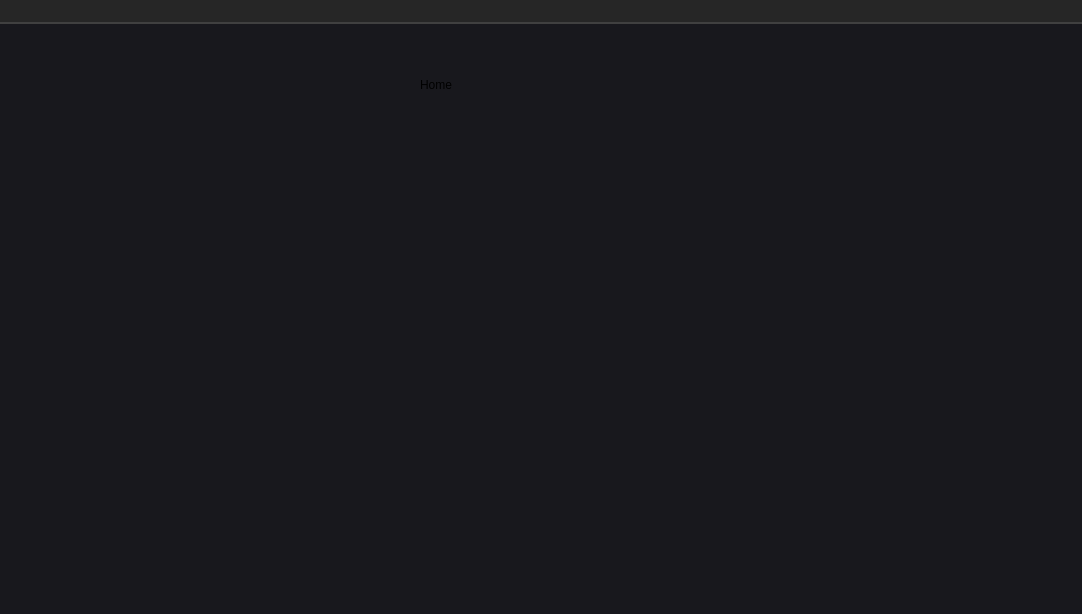
Above: UI/UI_base.ui from VictorGorgal/ErgonomicChair before the change. Below: the same form after it.
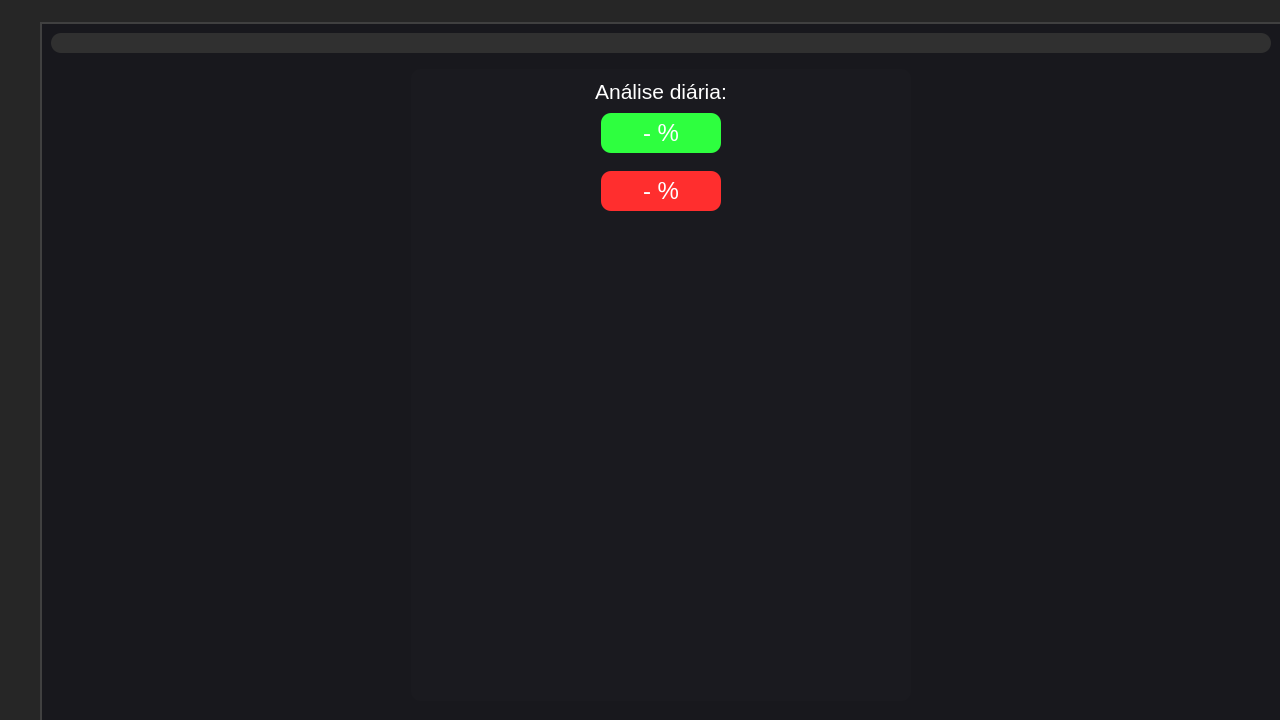
That is the form after the change. The open tabs and pages were chosen to show the change. Icons and pictures are not drawn.

What changed in the file:
```diff
--- a/UI/UI_base.ui
+++ b/UI/UI_base.ui
@@ -6,16 +6,28 @@
    <rect>
     <x>0</x>
     <y>0</y>
-    <width>1082</width>
-    <height>614</height>
+    <width>1280</width>
+    <height>720</height>
    </rect>
   </property>
+  <property name="minimumSize">
+   <size>
+    <width>1280</width>
+    <height>720</height>
+   </size>
+  </property>
   <property name="windowTitle">
    <string>MainWindow</string>
   </property>
   <property name="styleSheet">
    <string notr="true">background-color: rgb(24,24,29);</string>
   </property>
+  <property name="tabShape">
+   <enum>QTabWidget::Rounded</enum>
+  </property>
+  <property name="dockNestingEnabled">
+   <bool>false</bool>
+  </property>
   <widget class="QWidget" name="centralwidget">
    <layout class="QVBoxLayout" name="verticalLayout">
     <property name="spacing">
@@ -213,7 +225,7 @@
          </property>
          <property name="maximumSize">
           <size>
-           <width>0</width>
+           <width>48</width>
            <height>1000</height>
           </size>
          </property>
@@ -302,7 +314,7 @@
                 </size>
                </property>
                <property name="autoFillBackground">
-                <bool>false</bool>
+                <bool>true</bool>
                </property>
                <property name="styleSheet">
                 <string notr="true">QPushButton {
@@ -327,6 +339,12 @@
                  <height>32</height>
                 </size>
                </property>
+               <property name="checkable">
+                <bool>false</bool>
+               </property>
+               <property name="checked">
+                <bool>false</bool>
+               </property>
                <property name="autoDefault">
                 <bool>false</bool>
                </property>
@@ -580,19 +598,302 @@
              <number>3</number>
             </property>
             <widget class="QWidget" name="home_page">
-             <widget class="QLabel" name="label">
-              <property name="geometry">
-               <rect>
-                <x>420</x>
-                <y>40</y>
-                <width>191</width>
-                <height>41</height>
-               </rect>
-              </property>
-              <property name="text">
-               <string>Home</string>
-              </property>
-             </widget>
+             <layout class="QVBoxLayout" name="verticalLayout_5">
+              <item>
+               <widget class="QFrame" name="frame_5">
+                <property name="minimumSize">
+                 <size>
+                  <width>0</width>
+                  <height>20</height>
+                 </size>
+                </property>
+                <property name="maximumSize">
+                 <size>
+                  <width>16777215</width>
+                  <height>20</height>
+                 </size>
+                </property>
+                <property name="styleSheet">
+                 <string notr="true">background-color: rgb(48, 48, 48);
+border-radius: 10px;</string>
+                </property>
+                <property name="frameShape">
+                 <enum>QFrame::NoFrame</enum>
+                </property>
+                <property name="frameShadow">
+                 <enum>QFrame::Plain</enum>
+                </property>
+                <property name="lineWidth">
+                 <number>0</number>
+                </property>
+               </widget>
+              </item>
+              <item>
+               <widget class="QFrame" name="frame_4">
+                <property name="frameShape">
+                 <enum>QFrame::NoFrame</enum>
+                </property>
+                <property name="frameShadow">
+                 <enum>QFrame::Plain</enum>
+                </property>
+                <property name="lineWidth">
+                 <number>0</number>
+                </property>
+                <layout class="QHBoxLayout" name="horizontalLayout_3">
+                 <property name="spacing">
+                  <number>0</number>
+                 </property>
+                 <property name="leftMargin">
+                  <number>0</number>
+                 </property>
+                 <property name="topMargin">
+                  <number>10</number>
+                 </property>
+                 <property name="rightMargin">
+                  <number>0</number>
+                 </property>
+                 <property name="bottomMargin">
+                  <number>10</number>
+                 </property>
+                 <item>
+                  <widget class="QFrame" name="frame_6">
+                   <property name="minimumSize">
+                    <size>
+                     <width>500</width>
+                     <height>0</height>
+                    </size>
+                   </property>
+                   <property name="maximumSize">
+                    <size>
+                     <width>500</width>
+                     <height>16777215</height>
+                    </size>
+                   </property>
+                   <property name="autoFillBackground">
+                    <bool>false</bool>
+                   </property>
+                   <property name="styleSheet">
+                    <string notr="true">background-color: rgb(26,26,31);
+border-radius: 10px;</string>
+                   </property>
+                   <property name="frameShape">
+                    <enum>QFrame::StyledPanel</enum>
+                   </property>
+                   <property name="frameShadow">
+                    <enum>QFrame::Raised</enum>
+                   </property>
+                   <layout class="QVBoxLayout" name="verticalLayout_6">
+                    <property name="spacing">
+                     <number>0</number>
+                    </property>
+                    <property name="leftMargin">
+                     <number>0</number>
+                    </property>
+                    <property name="topMargin">
+                     <number>10</number>
+                    </property>
+                    <property name="rightMargin">
+                     <number>0</number>
+                    </property>
+                    <property name="bottomMargin">
+                     <number>0</number>
+                    </property>
+                    <item>
+                     <widget class="QLabel" name="label">
+                      <property name="font">
+                       <font>
+                        <family>Arial</family>
+                        <pointsize>16</pointsize>
+                       </font>
+                      </property>
+                      <property name="mouseTracking">
+                       <bool>false</bool>
+                      </property>
+                      <property name="autoFillBackground">
+                       <bool>false</bool>
+                      </property>
+                      <property name="styleSheet">
+                       <string notr="true">color: rgb(255, 255, 255);</string>
+                      </property>
+                      <property name="lineWidth">
+                       <number>0</number>
+                      </property>
+                      <property name="text">
+                       <string>Análise diária:</string>
+                      </property>
+                      <property name="alignment">
+                       <set>Qt::AlignCenter</set>
+                      </property>
+                     </widget>
+                    </item>
+                    <item>
+                     <widget class="QFrame" name="frame_9">
+                      <property name="minimumSize">
+                       <size>
+                        <width>0</width>
+                        <height>40</height>
+                       </size>
+                      </property>
+                      <property name="frameShape">
+                       <enum>QFrame::NoFrame</enum>
+                      </property>
+                      <property name="frameShadow">
+                       <enum>QFrame::Plain</enum>
+                      </property>
+                      <property name="lineWidth">
+                       <number>0</number>
+                      </property>
+                      <layout class="QHBoxLayout" name="horizontalLayout_5">
+                       <item>
+                        <spacer name="horizontalSpacer">
+                         <property name="orientation">
+                          <enum>Qt::Horizontal</enum>
+                         </property>
+                         <property name="sizeHint" stdset="0">
+                          <size>
+                           <width>172</width>
+                           <height>20</height>
+                          </size>
+                         </property>
+                        </spacer>
+                       </item>
+                       <item>
+                        <widget class="QLabel" name="label_4">
+                         <property name="minimumSize">
+                          <size>
+                           <width>120</width>
+                           <height>40</height>
+                          </size>
+                         </property>
+                         <property name="font">
+                          <font>
+                           <family>Arial</family>
+                           <pointsize>18</pointsize>
+                          </font>
+                         </property>
+                         <property name="styleSheet">
+                          <string notr="true">color: rgb(255, 255, 255);
+background-color: rgb(46, 255, 63);
+border-radius: 10px;</string>
+                         </property>
+                         <property name="text">
+                          <string>- %</string>
+                         </property>
+                         <property name="alignment">
+                          <set>Qt::AlignCenter</set>
+                         </property>
+                        </widget>
+                       </item>
+                       <item>
+                        <spacer name="horizontalSpacer_2">
+                         <property name="orientation">
+                          <enum>Qt::Horizontal</enum>
+                         </property>
+                         <property name="sizeHint" stdset="0">
+                          <size>
+                           <width>172</width>
+                           <height>20</height>
+                          </size>
+                         </property>
+                        </spacer>
+                       </item>
+                      </layout>
+                     </widget>
+                    </item>
+                    <item>
+                     <widget class="QFrame" name="frame_10">
+                      <property name="minimumSize">
+                       <size>
+                        <width>0</width>
+                        <height>40</height>
+                       </size>
+                      </property>
+                      <property name="frameShape">
+                       <enum>QFrame::NoFrame</enum>
+                      </property>
+                      <property name="frameShadow">
+                       <enum>QFrame::Plain</enum>
+                      </property>
+                      <property name="lineWidth">
+                       <number>0</number>
+                      </property>
+                      <layout class="QHBoxLayout" name="horizontalLayout_6">
+                       <item>
+                        <spacer name="horizontalSpacer_3">
+                         <property name="orientation">
+                          <enum>Qt::Horizontal</enum>
+                         </property>
+                         <property name="sizeHint" stdset="0">
+                          <size>
+                           <width>172</width>
+                           <height>20</height>
+                          </size>
+                         </property>
+                        </spacer>
+                       </item>
+                       <item>
+                        <widget class="QLabel" name="label_6">
+                         <property name="minimumSize">
+                          <size>
+                           <width>120</width>
+                           <height>40</height>
+                          </size>
+                         </property>
+                         <property name="font">
+                          <font>
+                           <family>Arial</family>
+                           <pointsize>18</pointsize>
+                          </font>
+                         </property>
+                         <property name="styleSheet">
+                          <string notr="true">color: rgb(255, 255, 255);
+background-color: rgb(255, 46, 46);
+border-radius: 10px;</string>
+                         </property>
+                         <property name="text">
+                          <string>- %</string>
+                         </property>
+                         <property name="alignment">
+                          <set>Qt::AlignCenter</set>
+                         </property>
+                        </widget>
+                       </item>
+                       <item>
+                        <spacer name="horizontalSpacer_4">
+                         <property name="orientation">
+                          <enum>Qt::Horizontal</enum>
+                         </property>
+                         <property name="sizeHint" stdset="0">
+                          <size>
+                           <width>172</width>
+                           <height>20</height>
+                          </size>
+                         </property>
+                        </spacer>
+                       </item>
+                      </layout>
+                     </widget>
+                    </item>
+                    <item>
+                     <spacer name="verticalSpacer_2">
+                      <property name="orientation">
+                       <enum>Qt::Vertical</enum>
+                      </property>
+                      <property name="sizeHint" stdset="0">
+                       <size>
+                        <width>20</width>
+                        <height>40</height>
+                       </size>
+                      </property>
+                     </spacer>
+                    </item>
+                   </layout>
+                  </widget>
+                 </item>
+                </layout>
+               </widget>
+              </item>
+             </layout>
             </widget>
             <widget class="QWidget" name="graph_page">
              <widget class="QLabel" name="label_2">
```
Left out of the diff: 230 changed lines with no effect on the pictures.
